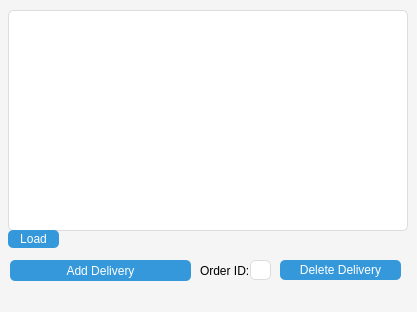
Old version of the form deliverywidget.ui in the repository SamirTaous/DeliveryManagement.
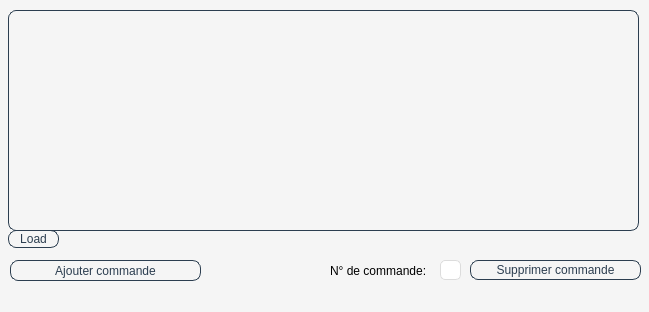
New version of the form.

Commit message: finalized delivery system

Diff of the .ui file:
```diff
--- a/deliverywidget.ui
+++ b/deliverywidget.ui
@@ -6,7 +6,7 @@
    <rect>
     <x>0</x>
     <y>0</y>
-    <width>417</width>
+    <width>649</width>
     <height>312</height>
    </rect>
   </property>
@@ -19,19 +19,20 @@
 }
 
 QTableView#DeliveryTable {
-    background-color: #ffffff;
-    border: 1px solid #dcdcdc;
-    border-radius: 5px;
+    background-color: transparent;
+    color: #2c3e50;
+    border: 1px solid #2c3e50; 
+    border-radius: 8px;
 }
 
 QPushButton#AddDeliveryButton,
 QPushButton#DeleteDeliveryButton,
 QPushButton#LoadDeliveryTable {
     font-size: 12px;
-    background-color: #3498db;
-    color: white;
-    border: none;
-    border-radius: 5px;
+    background-color: transparent;
+    color: #2c3e50;
+    border: 1px solid #2c3e50; 
+    border-radius: 8px;
     cursor: pointer;
     transition: background-color 0.3s;
 }
@@ -58,7 +59,7 @@
     <rect>
      <x>8</x>
      <y>10</y>
-     <width>400</width>
+     <width>631</width>
      <height>221</height>
     </rect>
    </property>
@@ -68,25 +69,25 @@
     <rect>
      <x>10</x>
      <y>260</y>
-     <width>181</width>
+     <width>191</width>
      <height>21</height>
     </rect>
    </property>
    <property name="text">
-    <string>Add Delivery</string>
+    <string>Ajouter commande</string>
    </property>
   </widget>
   <widget class="QPushButton" name="DeleteDeliveryButton">
    <property name="geometry">
     <rect>
-     <x>280</x>
+     <x>470</x>
      <y>260</y>
-     <width>121</width>
+     <width>171</width>
      <height>20</height>
     </rect>
    </property>
    <property name="text">
-    <string>Delete Delivery</string>
+    <string>Supprimer commande</string>
    </property>
   </widget>
   <widget class="QPushButton" name="LoadDeliveryTable">
@@ -105,7 +106,7 @@
   <widget class="QLineEdit" name="OrderIDLineEdit">
    <property name="geometry">
     <rect>
-     <x>250</x>
+     <x>440</x>
      <y>260</y>
      <width>21</width>
      <height>20</height>
@@ -115,14 +116,14 @@
   <widget class="QLabel" name="OrderIDLabel">
    <property name="geometry">
     <rect>
-     <x>200</x>
+     <x>330</x>
      <y>260</y>
-     <width>51</width>
+     <width>111</width>
      <height>21</height>
     </rect>
    </property>
    <property name="text">
-    <string>Order ID:</string>
+    <string>N° de commande:</string>
    </property>
   </widget>
  </widget>
```
Left out of the diff: 2 changed lines with no effect on the pictures. The commit also changes 26 other files.
